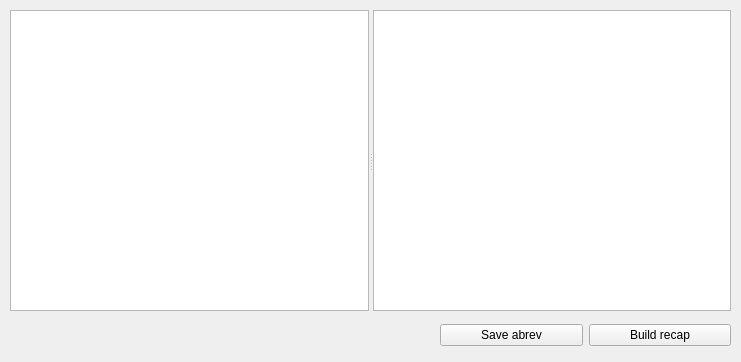
Qt form src/recapgui.ui (lgarcin/LatexUtils) before a commit.
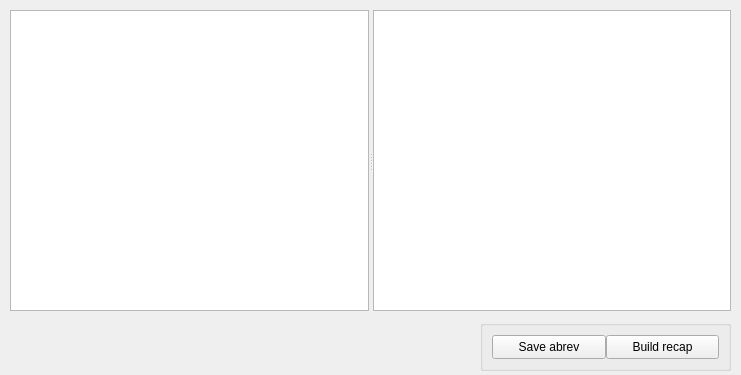
The same form after that commit.

Diff of the .ui file:
```diff
--- a/src/recapgui.ui
+++ b/src/recapgui.ui
@@ -7,7 +7,7 @@
     <x>0</x>
     <y>0</y>
     <width>741</width>
-    <height>362</height>
+    <height>375</height>
    </rect>
   </property>
   <property name="minimumSize">
@@ -19,18 +19,33 @@
   <property name="windowTitle">
    <string>Récapitulatif</string>
   </property>
-  <widget class="QWidget" name="horizontalLayoutWidget_2">
+  <widget class="QGroupBox" name="horizontalGroupBox_2">
    <property name="geometry">
     <rect>
-     <x>440</x>
+     <x>480</x>
      <y>320</y>
-     <width>291</width>
-     <height>31</height>
+     <width>251</width>
+     <height>51</height>
     </rect>
    </property>
-   <layout class="QHBoxLayout" name="horizontalLayout_2">
+   <property name="sizePolicy">
+    <sizepolicy hsizetype="MinimumExpanding" vsizetype="MinimumExpanding">
+     <horstretch>0</horstretch>
+     <verstretch>0</verstretch>
+    </sizepolicy>
+   </property>
+   <layout class="QHBoxLayout" name="buttons" stretch="0,0">
+    <property name="spacing">
+     <number>0</number>
+    </property>
     <item>
      <widget class="QPushButton" name="saveButton">
+      <property name="sizePolicy">
+       <sizepolicy hsizetype="Expanding" vsizetype="Expanding">
+        <horstretch>0</horstretch>
+        <verstretch>0</verstretch>
+       </sizepolicy>
+      </property>
       <property name="text">
        <string>Save abrev</string>
       </property>
@@ -38,6 +53,12 @@
     </item>
     <item>
      <widget class="QPushButton" name="buildButton">
+      <property name="sizePolicy">
+       <sizepolicy hsizetype="Expanding" vsizetype="Expanding">
+        <horstretch>0</horstretch>
+        <verstretch>0</verstretch>
+       </sizepolicy>
+      </property>
       <property name="text">
        <string>Build recap</string>
       </property>
```
Left out of the diff: 3 changed lines with no effect on the pictures.
